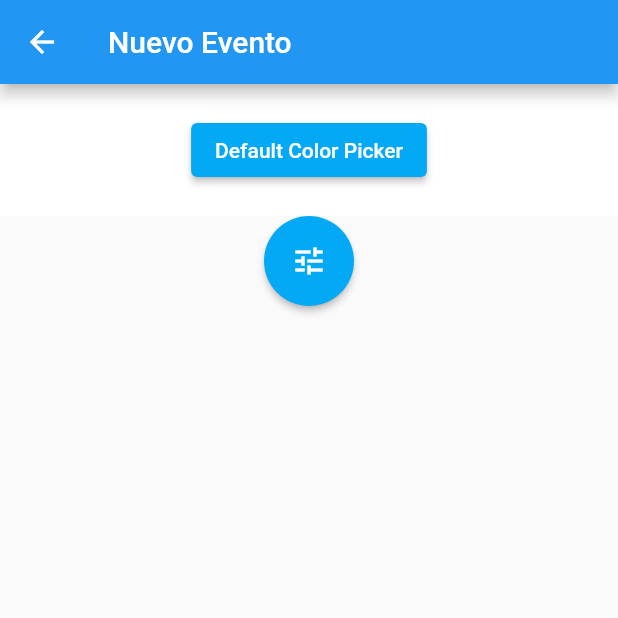
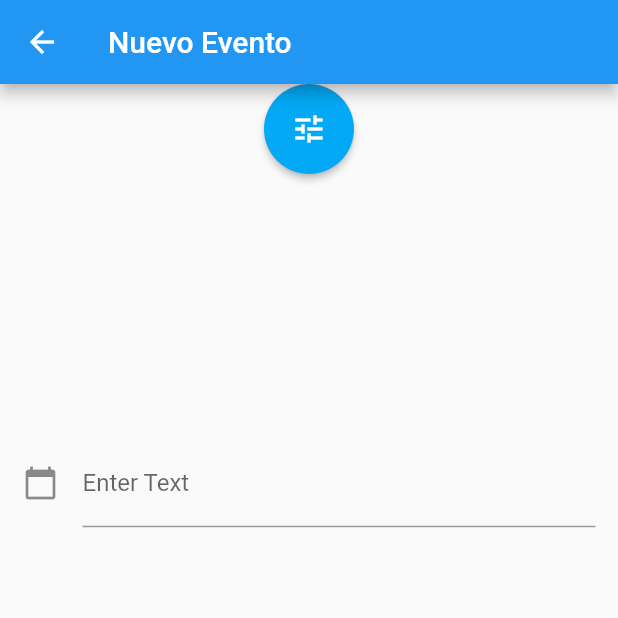
Before and after one commit to Alpha502/Desarrolla-T, a Flutter app: the NewPage screen opened by its route, on a phone screen of 412 x 824 dp, the top half of it. Run offline on Flutter 3.47's test engine with Material 2 defaults, Android fonts, the light colour scheme and no system bars; our stand-ins replace flutter_colorpicker, table_calendar; network calls fail.

Commit message:
Se agrego un date picker

```diff
--- a/desarrolla_t/lib/info_page.dart
+++ b/desarrolla_t/lib/info_page.dart
@@ -10,9 +10,11 @@
       appBar: AppBar(
         title: const Text('Nuevo Evento'),
       ),
-      body: const SingleChildScrollView(
+      body: SingleChildScrollView(
         child: Column(
-          children: [InfoPage(), BotonColor()],
+          mainAxisAlignment: MainAxisAlignment.center,
+          crossAxisAlignment: CrossAxisAlignment.center,
+          children: [BotonColor(), DatePicker()],
         ),
       ),
     );
--- a/desarrolla_t/lib/widget_page.dart
+++ b/desarrolla_t/lib/widget_page.dart
@@ -3,10 +3,10 @@
 import 'package:flutter/material.dart';
 import 'package:desarrolla_t/cale_page.dart';
 import 'package:flutter_colorpicker/flutter_colorpicker.dart';
-//import 'package:flutter/cupertino.dart' show CupertinoTextField;
+import 'package:intl/intl.dart';
 import 'package:flutter/services.dart';
 
-//DISEÑO DE LAS TARJETAS DE INFORMACION
+//----- ---DISEÑO DE LAS TARJETAS DE INFORMACION----------------------------------------------------------------------------------------------------------------------------------------------
 class InfoTarjeta extends StatelessWidget {
   const InfoTarjeta({super.key});
   @override
@@ -108,7 +108,7 @@
   }
 }
 
-//DRAWER
+//---------DRAWER------------------------------------------------------------------------------------------------------------------------------------------------------
 class Costado extends StatelessWidget {
   const Costado({super.key});
 
@@ -156,7 +156,7 @@
   }
 }
 
-//PENDIENTES EN PAG. PRINCIPAL (home_page)
+//---------PENDIENTES EN PAG. PRINCIPAL (home_page)------------------------------------------------------------------------------------------------------------------
 class InfoPendiente extends StatelessWidget {
   const InfoPendiente({super.key});
 
@@ -226,8 +226,9 @@
     );
   }
 }
+//-------------------------------------------------------------------------------------------------------------------------------------------------------------------
 
-//PENDIENTES HOY (cale_page)
+//--------PENDIENTES HOY (cale_page)----------------------------------------------------------------------------------------------------------------------------------------
 class InfoPendientesHoy extends StatefulWidget {
   const InfoPendientesHoy({super.key});
 
@@ -315,8 +316,9 @@
     );
   }
 }
+//-------------------------------------------------------------------------------------------------------------------------------------------------------------------
 
-// PENDIENTES PROXIMAMENTE (cale_page)
+//-------PENDIENTES PROXIMAMENTE (cale_page)----------------------------------------------------------------------------------------------------------------------------------------------------
 class InfoPendientes extends StatefulWidget {
   const InfoPendientes({super.key});
 
@@ -405,63 +407,7 @@
   }
 }
 
-class InfoPage extends StatefulWidget {
-  const InfoPage({super.key});
-
-  @override
-  _InfoPage createState() => _InfoPage();
-}
-
-class _InfoPage extends State<InfoPage> {
-  Color mycolor = Colors.lightBlue;
-  @override
-  Widget build(BuildContext context) {
-    return Container(
-        color: Colors.white, //background color of app from the color picker
-        alignment: Alignment.center,
-        padding: const EdgeInsets.all(20),
-        child: Column(children: [
-          ElevatedButton(
-            style: ElevatedButton.styleFrom(
-              backgroundColor: mycolor, // Background color
-            ),
-            onPressed: () {
-              showDialog(
-                  context: context,
-                  builder: (BuildContext context) {
-                    return AlertDialog(
-                      title: const Text('Pick a color!'),
-                      content: SingleChildScrollView(
-                        child: ColorPicker(
-                          paletteType: PaletteType.hueWheel,
-                          hexInputBar: true,
-                          pickerColor: mycolor, //default color
-                          onColorChanged: (Color color) {
-                            //on color picked
-                            setState(() {
-                              mycolor = color;
-                            });
-                          },
-                        ),
-                      ),
-                      actions: <Widget>[
-                        ElevatedButton(
-                          child: const Text('DONE'),
-                          onPressed: () {
-                            Navigator.of(context)
-                                .pop(); //dismiss the color picker
-                          },
-                        ),
-                      ],
-                    );
-                  });
-            },
-            child: const Text("Default Color Picker"),
-          ),
-        ]));
-  }
-}
-
+//--------BOTON PARA EL COLOR PICKER-----------------------------------------------------------------------------------------------------------------------
 class BotonColor extends StatefulWidget {
   const BotonColor({super.key});
 
@@ -513,3 +459,56 @@
     );
   }
 }
+
+//--------DATE PICKER-----------------------------------------------------------------------------------------------------------------------
+class DatePicker extends StatefulWidget {
+  @override
+  State<StatefulWidget> createState() {
+    return _DatePicker();
+  }
+}
+
+class _DatePicker extends State<DatePicker> {
+  TextEditingController dateInput = TextEditingController();
+
+  @override
+  void initState() {
+    dateInput.text = "";
+    super.initState();
+  }
+
+  @override
+  Widget build(BuildContext context) {
+    return Container(
+      padding: EdgeInsets.all(15),
+      height: MediaQuery.of(context).size.width,
+      child: Center(
+        child: TextField(
+          controller: dateInput,
+          decoration: InputDecoration(
+            icon: Icon(Icons.calendar_today),
+            labelText: "Enter Text",
+          ),
+          onTap: () async {
+            DateTime? pickedDate = await showDatePicker(
+                context: context,
+                initialDate: DateTime.now(),
+                firstDate: DateTime(1950),
+                lastDate: DateTime(2100));
+
+            if (pickedDate != null) {
+              print(pickedDate);
+              String formattedDate =
+                  DateFormat('yyyy-MM-dd').format(pickedDate);
+              print(formattedDate);
+
+              setState(() {
+                dateInput.text = formattedDate;
+              });
+            } else {}
+          },
+        ),
+      ),
+    );
+  }
+}
--- a/desarrolla_t/pubspec.yaml
+++ b/desarrolla_t/pubspec.yaml
@@ -32,6 +32,7 @@
     sdk: flutter
   table_calendar: ^3.0.9
   flutter_colorpicker: ^1.0.3
+  intl: ^0.17.0
 
 
   # The following adds the Cupertino Icons font to your application.
```
Also changed, not shown: desarrolla_t/lib/cale_page.dart (+0 -8 lines).
